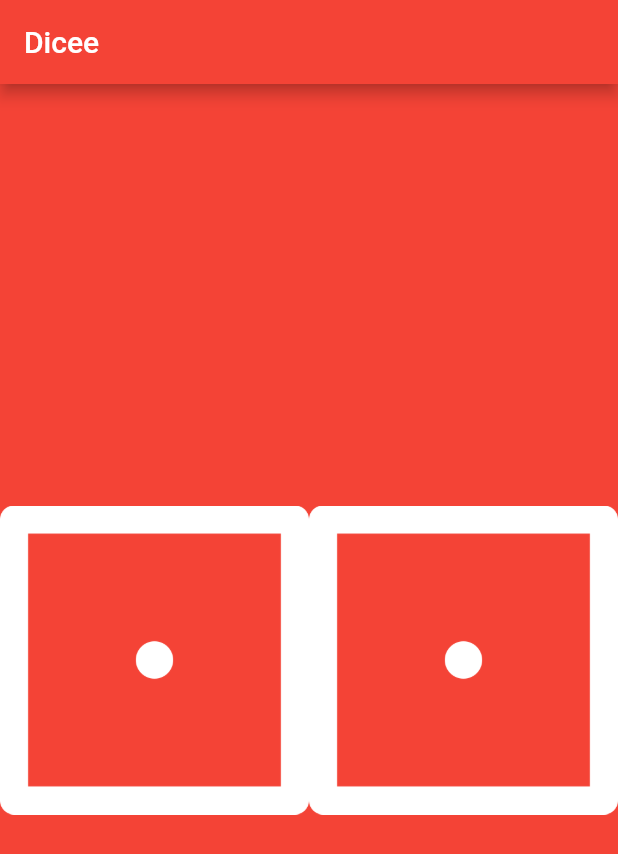
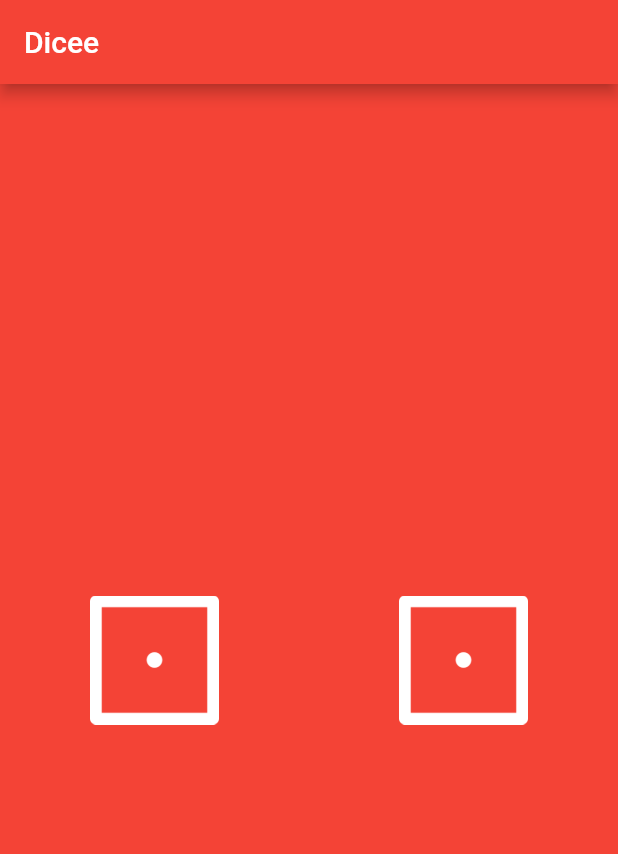
Before and after one commit to mdsatu/dice, a Flutter app: the screen it shows after launch, on a phone screen of 412 x 824 dp. Shown: the top 854 px of the screen. Run offline on Flutter 3.47's test engine with Material 2 defaults, Android fonts, the phone set to English and light mode, and no system bars.

Commit message:
Added padding between images

```diff
--- a/lib/main.dart
+++ b/lib/main.dart
@@ -22,10 +22,16 @@ class DicePage extends StatelessWidget {
       child: Row(
         children: <Widget>[
           Expanded(
-            child: Image.asset('images/dice1.png'),
+            child: Padding(
+              padding: const EdgeInsets.all(60.0),
+              child: Image.asset('images/dice1.png'),
+            ),
           ),
           Expanded(
-            child: Image.asset('images/dice1.png'),
+            child: Padding(
+              padding: const EdgeInsets.all(60.0),
+              child: Image.asset('images/dice1.png'),
+            ),
           ),
         ],
       ),
```
